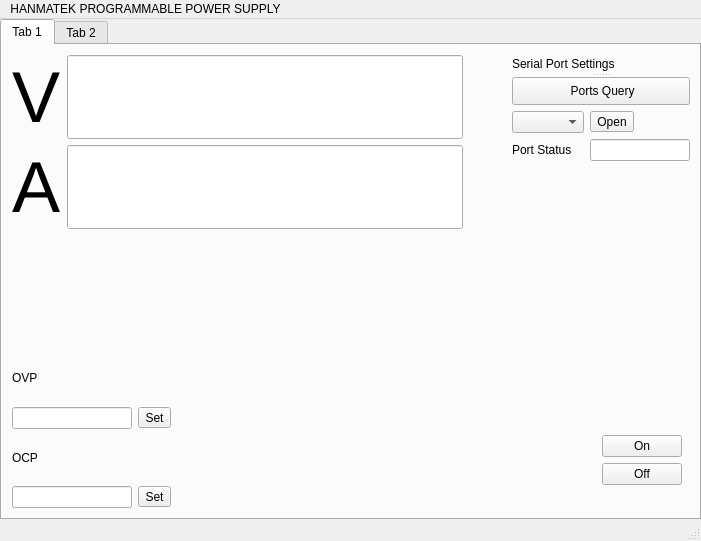
The window that mainwindow.ui (TheComedianLol/Power-Supply-GUI) describes before a commit, drawn with Qt 5.
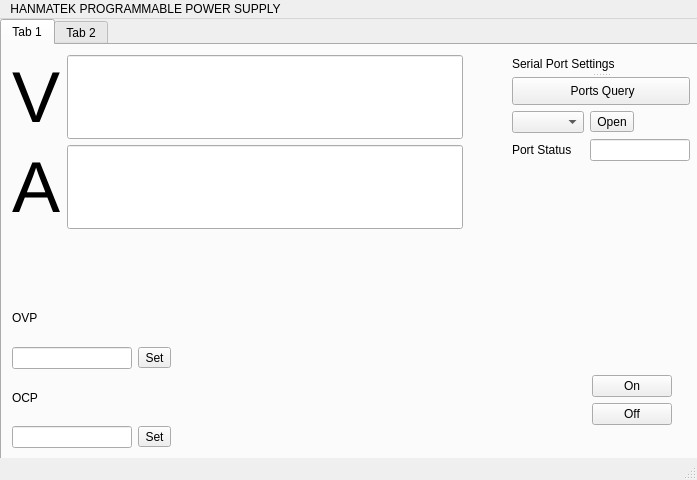
The same window after the commit.

The edit to the form file:
```diff
--- a/mainwindow.ui
+++ b/mainwindow.ui
@@ -6,8 +6,8 @@
    <rect>
     <x>0</x>
     <y>0</y>
-    <width>701</width>
-    <height>541</height>
+    <width>697</width>
+    <height>480</height>
    </rect>
   </property>
   <property name="windowTitle">
@@ -20,7 +20,7 @@
       <x>0</x>
       <y>0</y>
       <width>701</width>
-      <height>501</height>
+      <height>441</height>
      </rect>
     </property>
     <property name="currentIndex">
@@ -142,8 +142,8 @@
      <widget class="QWidget" name="layoutWidget">
       <property name="geometry">
        <rect>
-        <x>600</x>
-        <y>390</y>
+        <x>590</x>
+        <y>330</y>
         <width>89</width>
         <height>74</height>
        </rect>
@@ -169,7 +169,7 @@
       <property name="geometry">
        <rect>
         <x>10</x>
-        <y>310</y>
+        <y>250</y>
         <width>159</width>
         <height>153</height>
        </rect>
@@ -247,7 +247,7 @@
     <rect>
      <x>0</x>
      <y>0</y>
-     <width>701</width>
+     <width>697</width>
      <height>21</height>
     </rect>
    </property>
```
